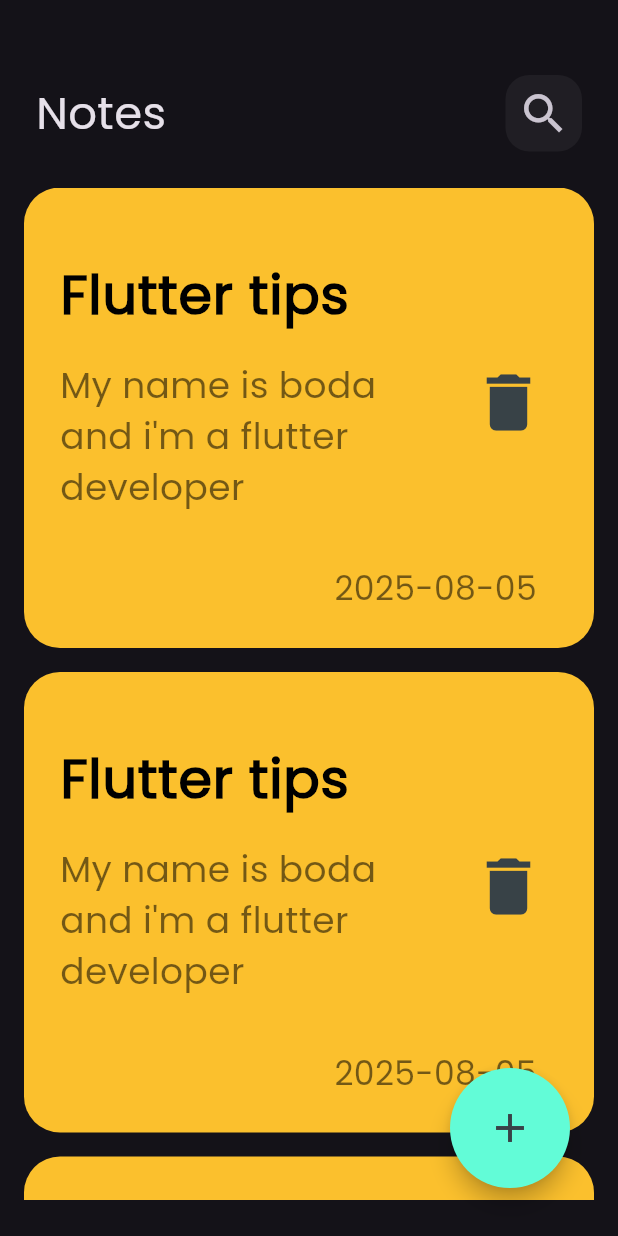
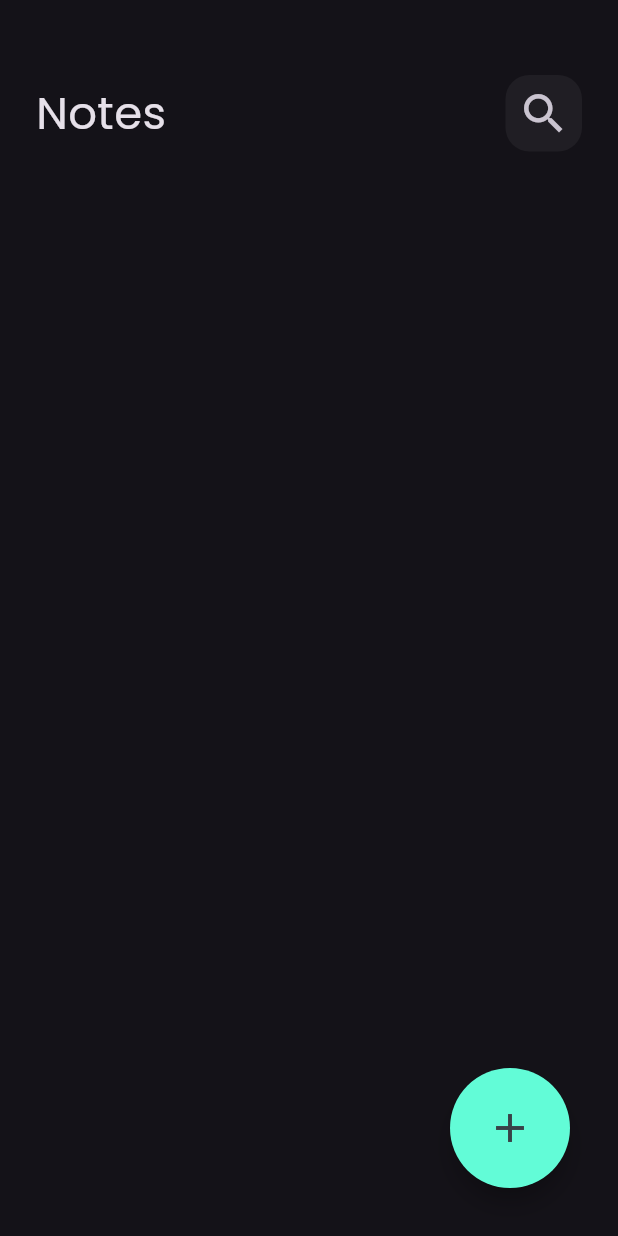
Before and after one commit to MoEhab74/Notes-App, a Flutter app: the screen it shows after launch, on a phone screen of 412 x 824 dp. Run offline on Flutter 3.47's test engine with Material 3 defaults, Android fonts, the phone set to English and light mode, and no system bars; our stand-ins replace flutter_bloc, hive, hive_flutter; accounts and stored records are empty.

Commit message:
Display data

```diff
--- a/lib/cubits/notes_cubit.dart
+++ b/lib/cubits/notes_cubit.dart
@@ -4,18 +4,18 @@ import 'package:notes_app/constants.dart';
 import 'package:notes_app/cubits/notes_state.dart';
 import 'package:notes_app/models/note_model.dart';
 
-class NotesCubit extends Cubit {
+class NotesCubit extends Cubit<NotesState> {
   NotesCubit() : super(NotesInitial());
 
+  List<NoteModel>? notes;
+
   void fetshAllNotes()  {
-    try {
       var notesBox = Hive.box<NoteModel>(kNotesBox);
-      List<NoteModel> notesList = notesBox.values.toList();
+      notes = notesBox.values.toList();
+
+
       // Pass note from the state
-      emit(NotesLoadedSuccessfully(notesList));
-    } catch (e) {
-      emit(NotesLoadedFailure(e.toString()));
-    }
+      // emit(NotesLoadedSuccessfully(notesList));
   }
 
 }
--- a/lib/cubits/notes_state.dart
+++ b/lib/cubits/notes_state.dart
@@ -3,14 +3,7 @@ import 'package:notes_app/models/note_model.dart';
 class NotesState {}
 class NotesInitial extends NotesState {}
 
-class NoteseLoading extends NotesState {}
-
 class NotesLoadedSuccessfully extends NotesState {
  final List<NoteModel> notesList;
  NotesLoadedSuccessfully(this.notesList);
 }
-
-class NotesLoadedFailure extends NotesState {
-  final String errorMessage;
-  NotesLoadedFailure(this.errorMessage);
-}
--- a/lib/widgets/note_item.dart
+++ b/lib/widgets/note_item.dart
@@ -1,8 +1,11 @@
 import 'package:flutter/material.dart';
+import 'package:notes_app/models/note_model.dart';
 import 'package:notes_app/views/edit_note_view.dart';
 
 class NoteItem extends StatelessWidget {
-  const NoteItem({super.key});
+  const NoteItem({super.key,required this.note});
+
+  final NoteModel note;
 
   @override
   Widget build(BuildContext context) {
@@ -32,10 +35,10 @@ class NoteItem extends StatelessWidget {
                 contentPadding: EdgeInsets.symmetric(vertical: 12),
                 title: Padding(
                   padding: const EdgeInsets.only(bottom: 16),
-                  child: const Text(
-                    'Flutter tips',
+                  child:  Text(
+                    note.title ,
                     style: TextStyle(
-                      fontSize: 36,
+                      fontSize: 24,
                       color: Colors.black,
                       fontWeight: FontWeight.bold,
                     ),
@@ -43,9 +46,9 @@ class NoteItem extends StatelessWidget {
                 ),
                 subtitle: Padding(
                   padding: const EdgeInsets.only(bottom: 16.0),
-                  child: const Text(
-                    'My name is boda and i\'m a flutter developer',
-                    style: TextStyle(fontSize: 24, color: Colors.black54),
+                  child:  Text(
+                    note.subTitle,
+                    style: TextStyle(fontSize: 18, color: Colors.black54),
                   ),
                 ),
                 trailing: IconButton(
@@ -60,7 +63,8 @@ class NoteItem extends StatelessWidget {
               Padding(
                 padding: const EdgeInsets.only(right: 8.0),
                 child: Text(
-                  dateParse.toString().substring(0, 11),
+                  // dateParse.toString().substring(0, 11),
+                  note.date.toString().substring(0, 11),
                   style: TextStyle(color: Colors.black54, fontSize: 22),
                 ),
               ),
--- a/lib/widgets/notes_list_view.dart
+++ b/lib/widgets/notes_list_view.dart
@@ -1,4 +1,8 @@
 import 'package:flutter/material.dart';
+import 'package:flutter_bloc/flutter_bloc.dart';
+import 'package:notes_app/cubits/notes_cubit.dart';
+import 'package:notes_app/cubits/notes_state.dart';
+import 'package:notes_app/models/note_model.dart';
 import 'package:notes_app/widgets/note_item.dart';
 
 class NotesListView extends StatelessWidget {
@@ -6,17 +10,24 @@ class NotesListView extends StatelessWidget {
 
   @override
   Widget build(BuildContext context) {
+    return BlocBuilder<NotesCubit, NotesState>(
+      builder: (context, state) {
+        // Trigger the cubit
+        List<NoteModel> notes = BlocProvider.of<NotesCubit>(context).notes ?? [];
         return Expanded(
           child: Padding(
             padding: const EdgeInsets.symmetric(vertical: 24),
             child: ListView.builder(
               padding: EdgeInsets.zero,
               shrinkWrap: true,
-          itemCount: 10,
-          itemBuilder: (context,index){
-            return const NoteItem();
-        }),
+              itemCount: notes.length,
+              itemBuilder: (context, index) {
+                return NoteItem(note: notes[index],);
+              },
             ),
+          ),
+        );
+      },
     );
   }
 }
--- a/lib/widgets/notes_view_body.dart
+++ b/lib/widgets/notes_view_body.dart
@@ -1,10 +1,23 @@
 import 'package:flutter/material.dart';
+import 'package:flutter_bloc/flutter_bloc.dart';
+import 'package:notes_app/cubits/notes_cubit.dart';
 import 'package:notes_app/widgets/notes_list_view.dart';
 import 'package:notes_app/widgets/simple_app_bar.dart';
 
-class NotesViewBody extends StatelessWidget {
+class NotesViewBody extends StatefulWidget {
   const NotesViewBody({super.key});
 
+  @override
+  State<NotesViewBody> createState() => _NotesViewBodyState();
+}
+
+class _NotesViewBodyState extends State<NotesViewBody> {
+
+  @override
+  void initState() {
+    BlocProvider.of<NotesCubit>(context).fetshAllNotes();
+    super.initState();
+  }
   @override
   Widget build(BuildContext context) {
     return Padding(
```
Lines whose indentation alone changed are shown as unchanged.
